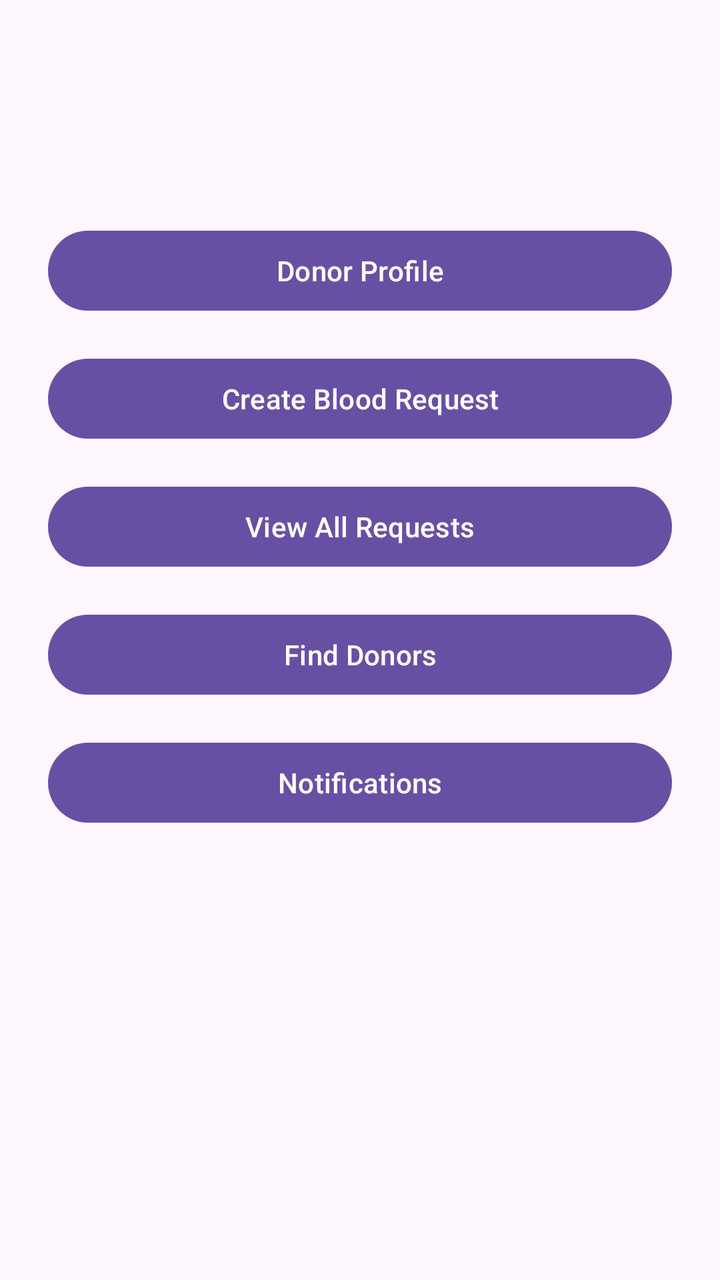
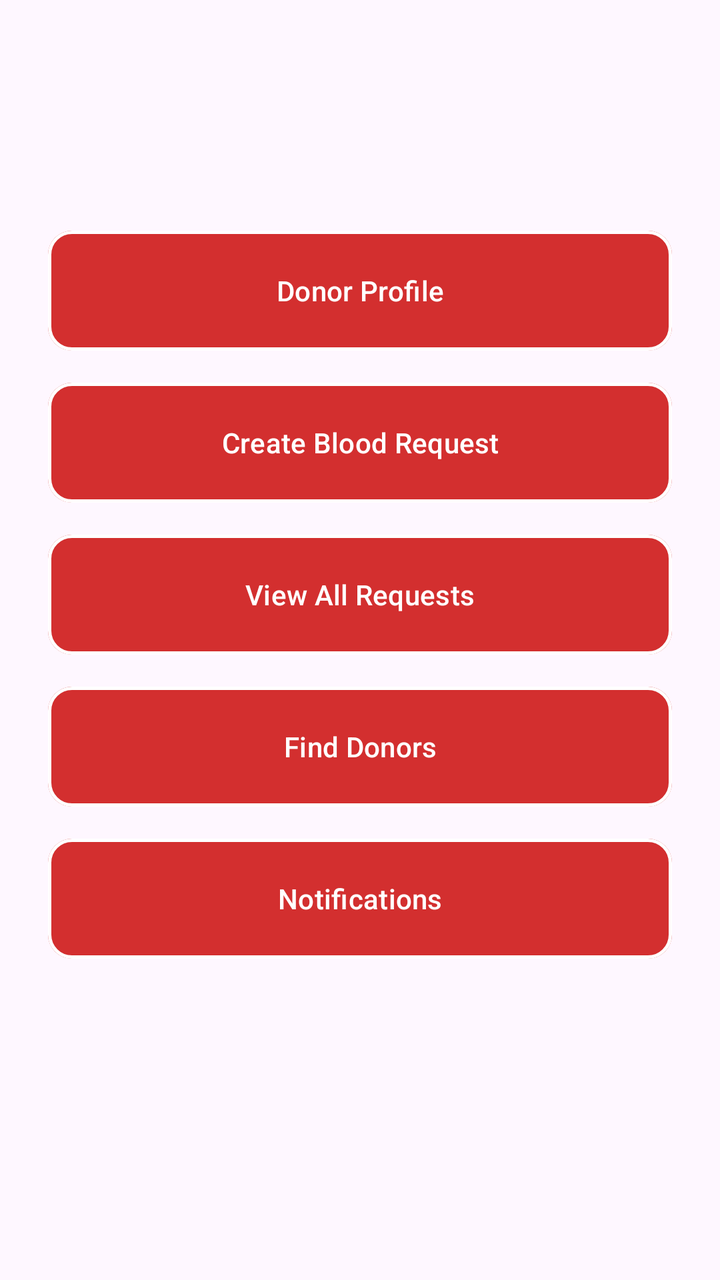

Screens rendered from an Android XML layout before and after an edit, with the pre-edit source and the edit as a unified diff.
<!-- AndroidManifest.xml: application theme Theme.BloodBridge -->
<!-- res/layout/activity_user_profile.xml -->
<?xml version="1.0" encoding="utf-8"?>
<LinearLayout xmlns:android="http://schemas.android.com/apk/res/android"
    xmlns:app="http://schemas.android.com/apk/res-auto"
    xmlns:tools="http://schemas.android.com/tools"
    android:id="@+id/main"
    android:layout_width="match_parent"
    android:layout_height="match_parent"
    tools:context=".Views.UserProfileActivity">

    <LinearLayout
        android:layout_width="match_parent"
        android:layout_height="match_parent"
        android:orientation="vertical"
        android:padding="24dp">

        <TextView
            android:id="@+id/tvUsername"
            android:layout_width="match_parent"
            android:layout_height="wrap_content"
            android:text=""
            android:textSize="20sp" />

        <TextView
            android:id="@+id/tvEmail"
            android:layout_width="match_parent"
            android:layout_height="wrap_content"
            android:layout_marginTop="16dp"
            android:text=""
            android:textSize="18sp" />


        <Button
            android:id="@+id/btnDonorProfile"
            android:layout_width="match_parent"
            android:layout_height="wrap_content"
            android:layout_marginTop="20dp"
            android:text="Donor Profile" />

        <Button
            android:id="@+id/btnCreateBloodRequest"
            android:layout_width="match_parent"
            android:layout_height="wrap_content"
            android:layout_marginTop="16dp"
            android:text="Create Blood Request" />

        <Button
            android:id="@+id/btnViewAllRequests"
            android:layout_width="match_parent"
            android:layout_height="wrap_content"
            android:layout_marginTop="16dp"
            android:text="View All Requests" />

        <Button
            android:id="@+id/btnFindDonors"
            android:layout_width="match_parent"
            android:layout_height="wrap_content"
            android:layout_marginTop="16dp"
            android:text="Find Donors" />

        <Button
            android:id="@+id/btnNotifications"
            android:layout_width="match_parent"
            android:layout_height="wrap_content"
            android:layout_marginTop="16dp"
            android:text="Notifications" />

        <Button
            android:id="@+id/btnAdminDashboard"
            android:layout_width="match_parent"
            android:layout_height="wrap_content"
            android:layout_marginTop="24dp"
            android:text="Admin Dashboard"
            android:visibility="gone"
            android:backgroundTint="#FF9800" />

    </LinearLayout>

</LinearLayout>
<!-- resources referenced by this layout -->
<resources>
  <style name="Theme.BloodBridge" parent="Base.Theme.BloodBridge" />
  <style name="Base.Theme.BloodBridge" parent="Theme.Material3.DayNight.NoActionBar">
          
          
      </style>
</resources>

<!-- the commit's change to res/layout/activity_user_profile.xml (unified diff, before → after) -->
@@ -29,49 +29,55 @@
             android:textSize="18sp" />
 
 
-        <Button
+        <com.google.android.material.button.MaterialButton
             android:id="@+id/btnDonorProfile"
+            style="@style/AppButton.Red"
             android:layout_width="match_parent"
-            android:layout_height="wrap_content"
-            android:layout_marginTop="20dp"
+            android:layout_height="60dp"
+            android:layout_marginTop="24dp"
             android:text="Donor Profile" />
 
-        <Button
+        <com.google.android.material.button.MaterialButton
             android:id="@+id/btnCreateBloodRequest"
+            style="@style/AppButton.Red"
             android:layout_width="match_parent"
-            android:layout_height="wrap_content"
+            android:layout_height="60dp"
             android:layout_marginTop="16dp"
             android:text="Create Blood Request" />
 
-        <Button
+        <com.google.android.material.button.MaterialButton
             android:id="@+id/btnViewAllRequests"
+            style="@style/AppButton.Red"
             android:layout_width="match_parent"
-            android:layout_height="wrap_content"
+            android:layout_height="60dp"
             android:layout_marginTop="16dp"
             android:text="View All Requests" />
 
-        <Button
+        <com.google.android.material.button.MaterialButton
             android:id="@+id/btnFindDonors"
+            style="@style/AppButton.Red"
             android:layout_width="match_parent"
-            android:layout_height="wrap_content"
+            android:layout_height="60dp"
             android:layout_marginTop="16dp"
             android:text="Find Donors" />
 
-        <Button
+        <com.google.android.material.button.MaterialButton
             android:id="@+id/btnNotifications"
+            style="@style/AppButton.Red"
             android:layout_width="match_parent"
-            android:layout_height="wrap_content"
+            android:layout_height="60dp"
             android:layout_marginTop="16dp"
             android:text="Notifications" />
 
-        <Button
+        <com.google.android.material.button.MaterialButton
             android:id="@+id/btnAdminDashboard"
+            style="@style/AppButton.Red"
             android:layout_width="match_parent"
-            android:layout_height="wrap_content"
+            android:layout_height="60dp"
             android:layout_marginTop="24dp"
             android:text="Admin Dashboard"
             android:visibility="gone"
-            android:backgroundTint="#FF9800" />
+            app:backgroundTint="#FF9800" />
 
     </LinearLayout>
 
<!-- resource entries referenced after the edit -->
@@ -1,5 +1,15 @@
 <!-- resources referenced by this layout -->
 <resources>
+  <style name="AppButton.Red" parent="Widget.Material3.Button">
+          <item name="android:textColor">@color/selector_red_to_white_text</item>
+          <item name="backgroundTint">@color/selector_red_to_white_bg</item>
+          <item name="strokeColor">@color/selector_red_to_white_stroke</item>
+          <item name="strokeWidth">1.5dp</item>
+          <item name="android:stateListAnimator">@animator/btn_hover_elevation</item>
+          <item name="cornerRadius">12dp</item>
+          <item name="android:insetTop">0dp</item>
+          <item name="android:insetBottom">0dp</item>
+      </style>
   <style name="Theme.BloodBridge" parent="Base.Theme.BloodBridge" />
   <style name="Base.Theme.BloodBridge" parent="Theme.Material3.DayNight.NoActionBar">
           
